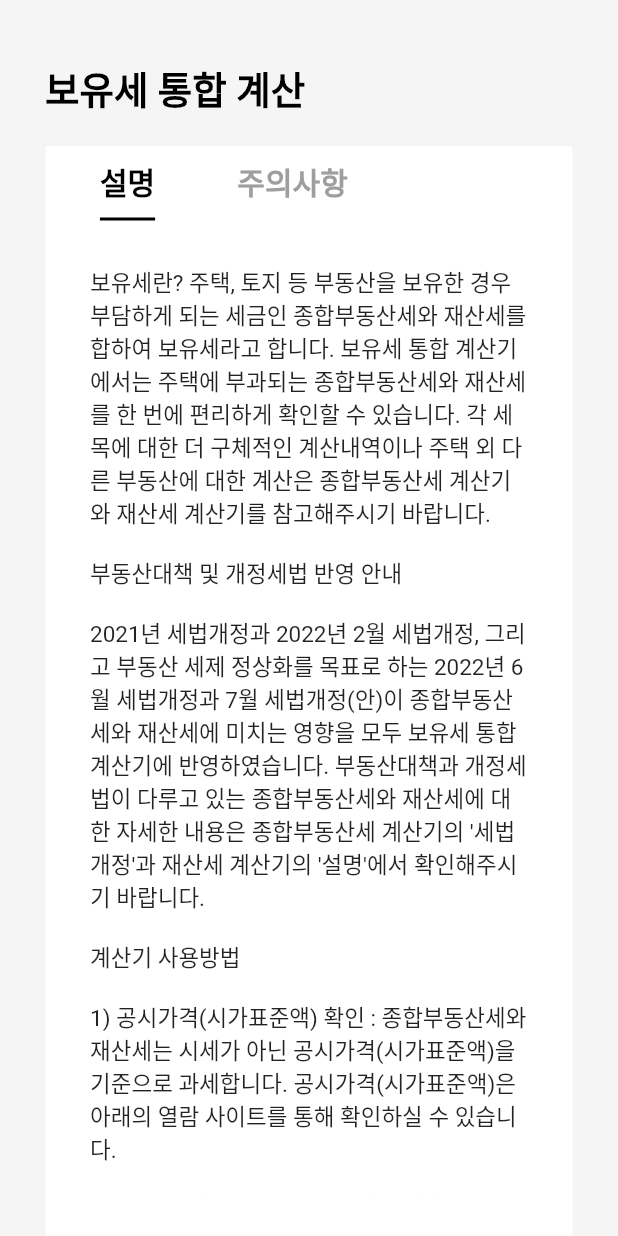
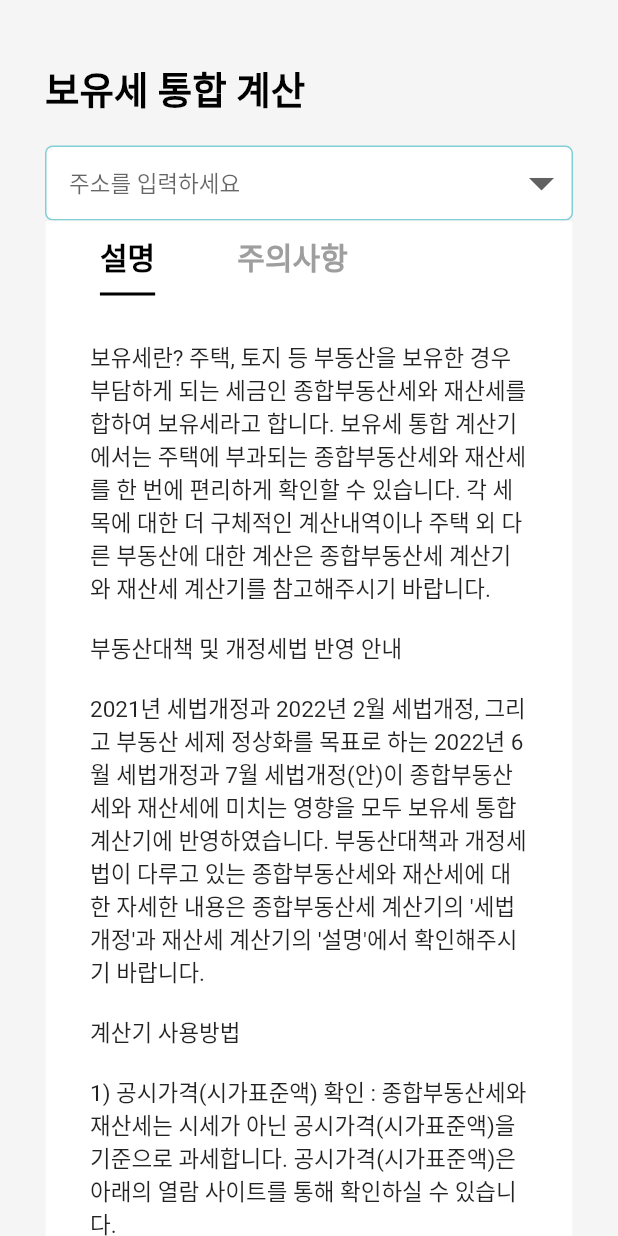
Before and after one commit to tyjeon24/calculator_frontend, a Flutter app: the HoldingTaxPage screen opened by its route, after a tap on the "keyboard arrow down" icon, on a phone screen of 412 x 824 dp. Run offline on Flutter 3.47's test engine with Material 2 defaults, Android fonts, the phone set to English and light mode, and no system bars.

Commit message:
DropDownBox 수정 중

```diff
--- a/lib/HoldingTax.dart
+++ b/lib/HoldingTax.dart
@@ -28,6 +28,9 @@ class _HoldingTaxPageState extends State<HoldingTaxPage>
   bool _isChecked = false;
   final years = ['2021년', '2022년', '2023년']; //대상연도
   late List<bool> _isSelected;
+
+  String? selected_item = null;
+  List item_list = ['item1', 'item2', 'item3'];
 
   String description_path = 'assets/txt/HoldingTax_description.txt';
   String precaution_path = 'assets/txt/HoldingTax_precaution.txt';
@@ -90,6 +93,36 @@ class _HoldingTaxPageState extends State<HoldingTaxPage>
                 child: LargeText(
                   text: '보유세 통합 계산',
                   size: 25,
+                ),
+              ),
+              Padding(
+                padding: const EdgeInsets.only(left: 30, right: 30),
+                child: Container(
+                  padding: EdgeInsets.only(
+                    left: 15,
+                  ),
+                  decoration: BoxDecoration(
+                      color: Colors.white,
+                      border: Border.all(color: Color(mainColor), width: 1),
+                      borderRadius: BorderRadius.circular(5)),
+                  child: DropdownButtonHideUnderline(
+                    child: DropdownButton(
+                        icon: Icon(Icons.arrow_drop_down_outlined),
+                        iconSize: 40,
+                        style: TextStyle(color: Colors.black87, fontSize: 15),
+                        isExpanded: true,
+                        hint: Text('주소를 입력하세요'),
+                        items: item_list
+                            .map((item) => DropdownMenuItem(
+                                child: Text(item), value: item))
+                            .toList(),
+                        value: selected_item,
+                        onChanged: (newItem) {
+                          setState(() {
+                            selected_item = newItem as String;
+                          });
+                        }),
+                  ),
                 ),
               ),
               Top_Container(context),
@@ -523,5 +556,4 @@ class _HoldingTaxPageState extends State<HoldingTaxPage>
       ),
     );
   }
-
 }
```
Also changed, not shown: lib/widgets/DropDownBox.dart (added, +15 -0 lines), 1 other file.
